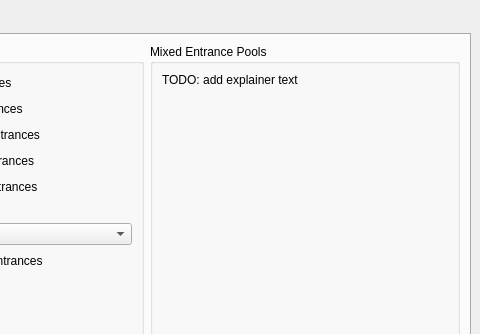
Qt form gui/ui/main.ui (mint-choc-chip-skyblade/sshd-rando) before a commit; both pictures show x 820 to 1300 and y 0 to 334 of the 1300 by 800 pixel window.
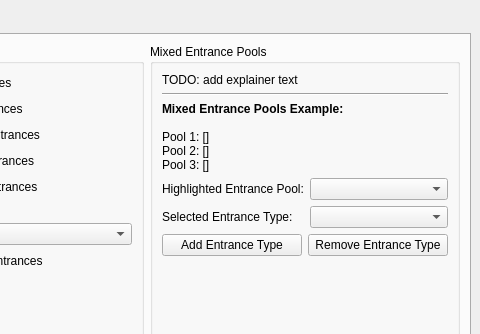
The same form after that commit. The open tabs and pages were chosen to show the change.

Commit message: Add gui support for mixed entrance pools

Diff of the .ui file:
```diff
--- a/gui/ui/main.ui
+++ b/gui/ui/main.ui
@@ -1050,6 +1050,74 @@
              </property>
             </widget>
            </item>
+           <item>
+            <widget class="Line" name="mixed_entrance_pools_hline">
+             <property name="orientation">
+              <enum>Qt::Horizontal</enum>
+             </property>
+            </widget>
+           </item>
+           <item>
+            <widget class="QLabel" name="mixed_entrance_pools_list_label">
+             <property name="text">
+              <string>&lt;html&gt;&lt;head/&gt;&lt;body&gt;&lt;p&gt;&lt;span style=&quot; font-weight:700;&quot;&gt;Mixed Entrance Pools Example:&lt;/span&gt;&lt;br/&gt;&lt;br/&gt;Pool 1: [] &lt;br/&gt;Pool 2: [] &lt;br/&gt;Pool 3: []&lt;/p&gt;&lt;/body&gt;&lt;/html&gt;</string>
+             </property>
+             <property name="textFormat">
+              <enum>Qt::RichText</enum>
+             </property>
+             <property name="wordWrap">
+              <bool>true</bool>
+             </property>
+             <property name="openExternalLinks">
+              <bool>true</bool>
+             </property>
+             <property name="textInteractionFlags">
+              <set>Qt::LinksAccessibleByKeyboard|Qt::LinksAccessibleByMouse</set>
+             </property>
+            </widget>
+           </item>
+           <item>
+            <layout class="QGridLayout" name="entrance_pool_selection_layout">
+             <item row="0" column="0">
+              <widget class="QLabel" name="highlighted_entrance_pool_label">
+               <property name="text">
+                <string>Highlighted Entrance Pool:</string>
+               </property>
+              </widget>
+             </item>
+             <item row="0" column="1">
+              <widget class="QComboBox" name="highlighted_entrance_pool_combo_box"/>
+             </item>
+             <item row="1" column="0">
+              <widget class="QLabel" name="selected_entrance_type_label">
+               <property name="text">
+                <string>Selected Entrance Type:</string>
+               </property>
+              </widget>
+             </item>
+             <item row="1" column="1">
+              <widget class="QComboBox" name="selected_entrance_type_combo_box"/>
+             </item>
+            </layout>
+           </item>
+           <item>
+            <layout class="QHBoxLayout" name="entrance_pool_button_layout">
+             <item>
+              <widget class="QPushButton" name="add_entrance_type_button">
+               <property name="text">
+                <string>Add Entrance Type</string>
+               </property>
+              </widget>
+             </item>
+             <item>
+              <widget class="QPushButton" name="remove_entrance_type_button">
+               <property name="text">
+                <string>Remove Entrance Type</string>
+               </property>
+              </widget>
+             </item>
+            </layout>
+           </item>
            <item>
             <spacer name="mixed_entrance_pools_vspacer">
              <property name="orientation">
@@ -1058,7 +1126,7 @@
              <property name="sizeHint" stdset="0">
               <size>
                <width>20</width>
-               <height>508</height>
+               <height>325</height>
               </size>
              </property>
             </spacer>
```
Left out of the diff: 4 changed lines with no effect on the pictures. The commit also changes 3 other files.
